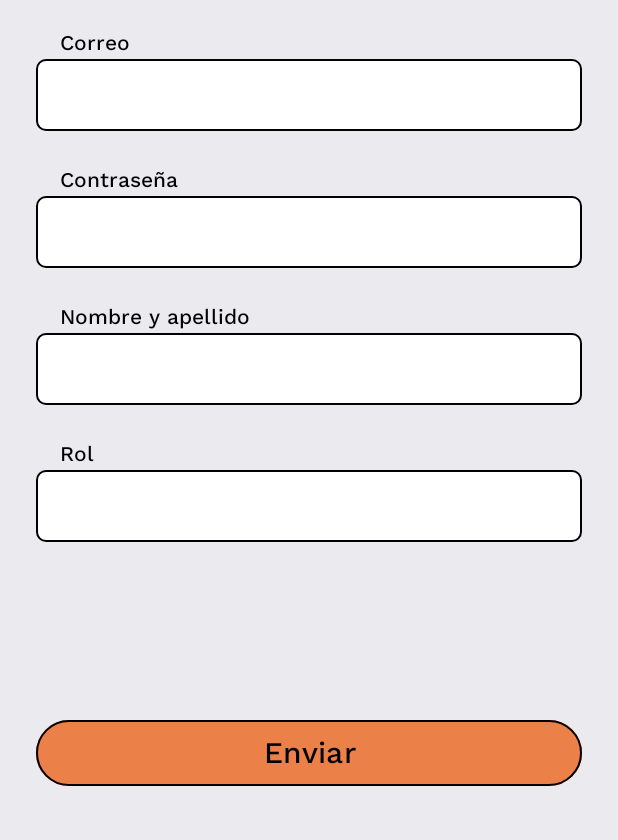
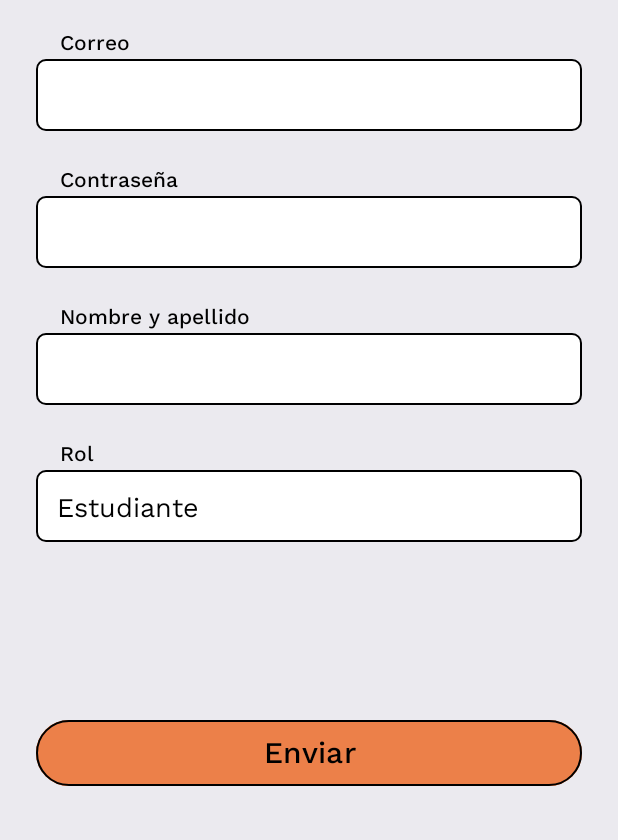
Before and after one commit to DavidAlmonacid/OirApp, an Android app: the MainActivity3 screen opened directly, with no data from a screen before it, on a phone screen of 412 x 824 dp, the part 396-1236 px from its top. Run offline under Robolectric (Android 15) with nearby library versions, the phone set to English and light mode, and no system bars.

Commit message:
Update MainActivity3 with spinner for selecting roles

```diff
--- a/app/src/main/java/com/example/oirapp/MainActivity3.kt
+++ b/app/src/main/java/com/example/oirapp/MainActivity3.kt
@@ -1,6 +1,8 @@
 package com.example.oirapp
 
 import android.os.Bundle
+import android.widget.ArrayAdapter
+import android.widget.Spinner
 import androidx.activity.enableEdgeToEdge
 import androidx.appcompat.app.AppCompatActivity
 import androidx.core.view.ViewCompat
@@ -16,5 +18,16 @@ class MainActivity3 : AppCompatActivity() {
             v.setPadding(systemBars.left, systemBars.top, systemBars.right, systemBars.bottom)
             insets
         }
+
+        val spinner: Spinner = findViewById(R.id.spinner)
+
+        ArrayAdapter.createFromResource(
+            this,
+            R.array.roles_array,
+            R.layout.spinner_item
+        ).also { adapter ->
+            adapter.setDropDownViewResource(R.layout.spinner_dropdown_item)
+            spinner.adapter = adapter
+        }
     }
 }
--- a/app/src/main/res/layout/activity_main3.xml
+++ b/app/src/main/res/layout/activity_main3.xml
@@ -160,18 +160,13 @@
             android:text="Rol"
             android:textColor="@color/black" />
 
-        <EditText
-            android:id="@+id/editTextText2"
+        <Spinner
+            android:id="@+id/spinner"
             android:layout_width="match_parent"
             android:layout_height="48dp"
             android:layout_marginTop="2dp"
-            android:background="@drawable/rounded_background_input_light"
-            android:ems="10"
-            android:fontFamily="@font/work_sans_400_normal"
-            android:inputType="text"
-            android:paddingHorizontal="14dp"
-            android:textColor="@color/black"
-            android:textCursorDrawable="@drawable/cursor" />
+            android:gravity="center"
+            android:background="@drawable/rounded_background_input_light" />
 
     </LinearLayout>
 
--- /dev/null
+++ b/app/src/main/res/layout/spinner_dropdown_item.xml
@@ -0,0 +1,8 @@
+<?xml version="1.0" encoding="utf-8"?>
+<TextView xmlns:android="http://schemas.android.com/apk/res/android"
+    android:layout_width="match_parent"
+    android:layout_height="wrap_content"
+    android:fontFamily="@font/work_sans_400_normal"
+    android:padding="14dp"
+    android:textColor="@color/black"
+    android:textSize="18sp" />
--- /dev/null
+++ b/app/src/main/res/layout/spinner_item.xml
@@ -0,0 +1,8 @@
+<?xml version="1.0" encoding="utf-8"?>
+<TextView xmlns:android="http://schemas.android.com/apk/res/android"
+    android:layout_width="match_parent"
+    android:layout_height="wrap_content"
+    android:fontFamily="@font/work_sans_400_normal"
+    android:padding="14dp"
+    android:textColor="@color/black"
+    android:textSize="18sp" />
--- a/app/src/main/res/values/strings.xml
+++ b/app/src/main/res/values/strings.xml
@@ -1,3 +1,9 @@
 <resources>
     <string name="app_name">Oir App</string>
+
+    <!-- Opciones de roles -->
+    <string-array name="roles_array">
+        <item>Estudiante</item>
+        <item>Profesor</item>
+    </string-array>
 </resources>
```
